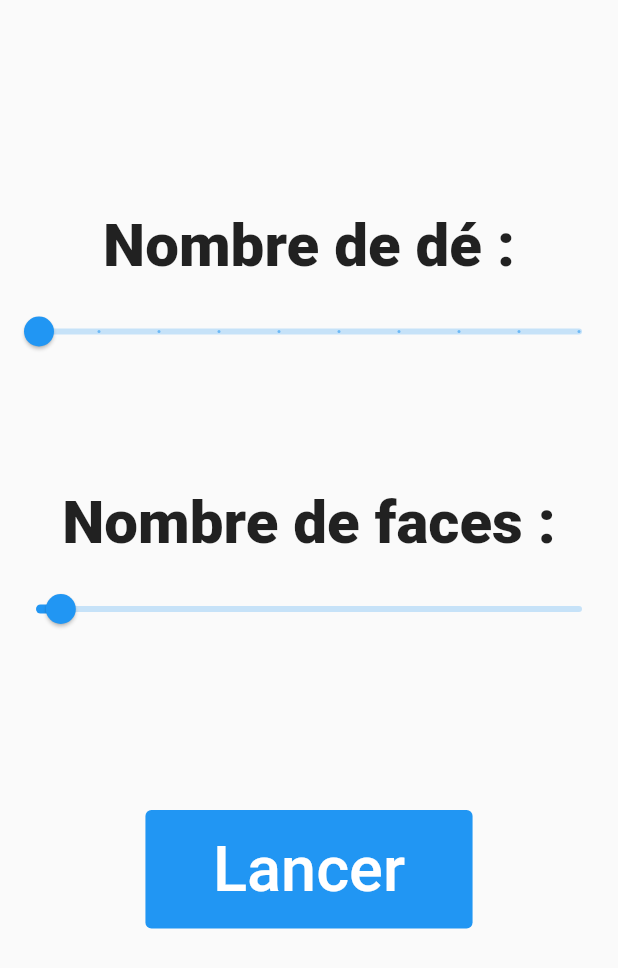
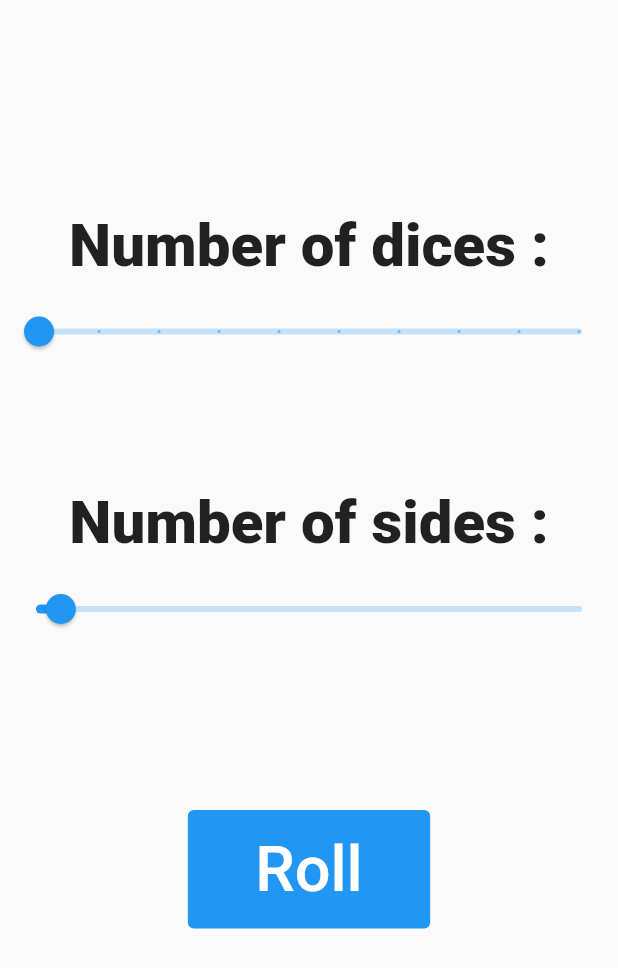
Before and after one commit to Mat029/Dice, a Flutter app: the screen it shows after launch, on a phone screen of 412 x 824 dp. Shown: the top 968 px of the screen. Run offline on Flutter 3.47's test engine with Material 2 defaults, Android fonts, the phone set to English and light mode, and no system bars.

Commit message:
Alpha 1.2.3:  default language: French -> English

```diff
--- a/lib/main.dart
+++ b/lib/main.dart
@@ -52,7 +52,7 @@ class _InitPageState extends State<InitPage> {
               height: 140,
             ),
             Text(
-              "Nombre de dé :",
+              "Number of dices :",
               style: TextStyle(
                 fontSize: 40,
                 fontWeight: FontWeight.w900,
@@ -74,7 +74,7 @@ class _InitPageState extends State<InitPage> {
               height: 80,
             ),
             Text(
-              "Nombre de faces :",
+              "Number of sides :",
               style: TextStyle(fontSize: 40, fontWeight: FontWeight.w900),
             ),
             SizedBox(
@@ -104,13 +104,13 @@ class _InitPageState extends State<InitPage> {
                     MaterialPageRoute(
                       builder: (context) {
                         return MyHomePage(
-                            title: "DE", dice: nbofdice, sides: nbofsides);
+                            title: "DICE", dice: nbofdice, sides: nbofsides);
                       },
                     ),
                   );
                 },
                 child: Text(
-                  "Lancer",
+                  "Roll",
                   textScaleFactor: 3,
                 )),
           ],
--- a/lib/roll.dart
+++ b/lib/roll.dart
@@ -77,7 +77,7 @@ class _MyHomePageState extends State<MyHomePage> {
                   backgroundColor: Colors.blue),
               onPressed: _launch,
               child: Text(
-                'Relancer',
+                'Re-roll',
                 textScaleFactor: 3,
               ),
             ),
--- a/pubspec.yaml
+++ b/pubspec.yaml
@@ -15,7 +15,7 @@ publish_to: 'none' # Remove this line if you wish to publish to pub.dev
 # In iOS, build-name is used as CFBundleShortVersionString while build-number used as CFBundleVersion.
 # Read more about iOS versioning at
 # https://developer.apple.com/library/archive/documentation/General/Reference/InfoPlistKeyReference/Articles/CoreFoundationKeys.html
-version: 1.2.2
+version: 1.2.3
 
 environment:
   sdk: ">=2.12.0 <3.0.0"
```
